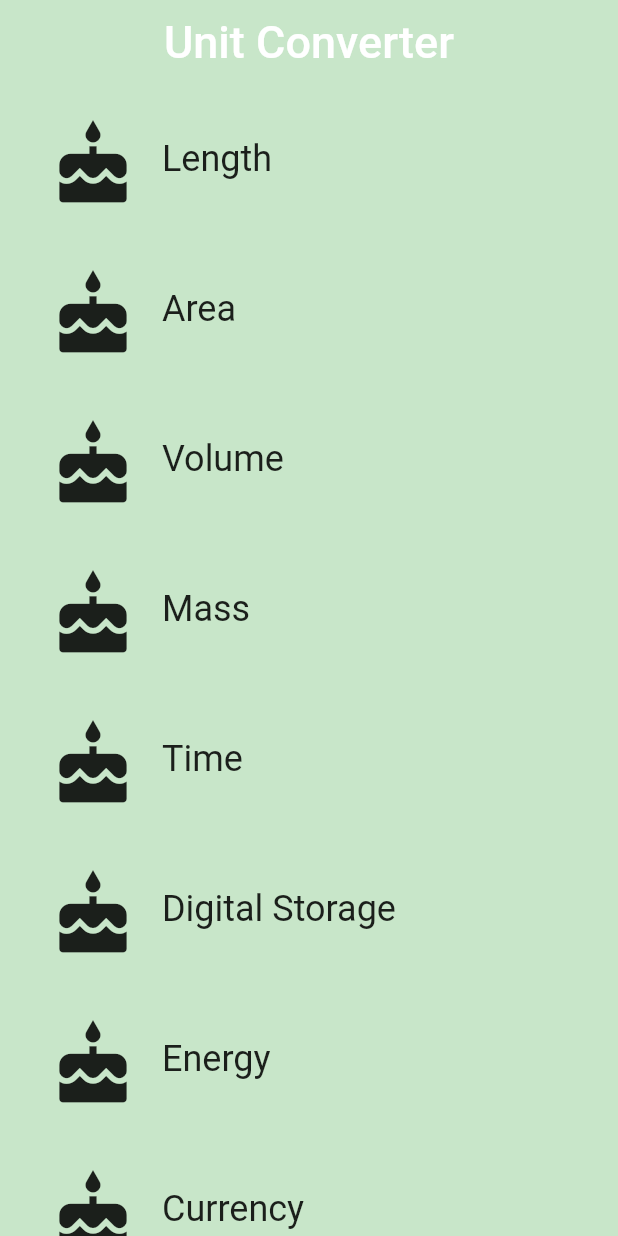
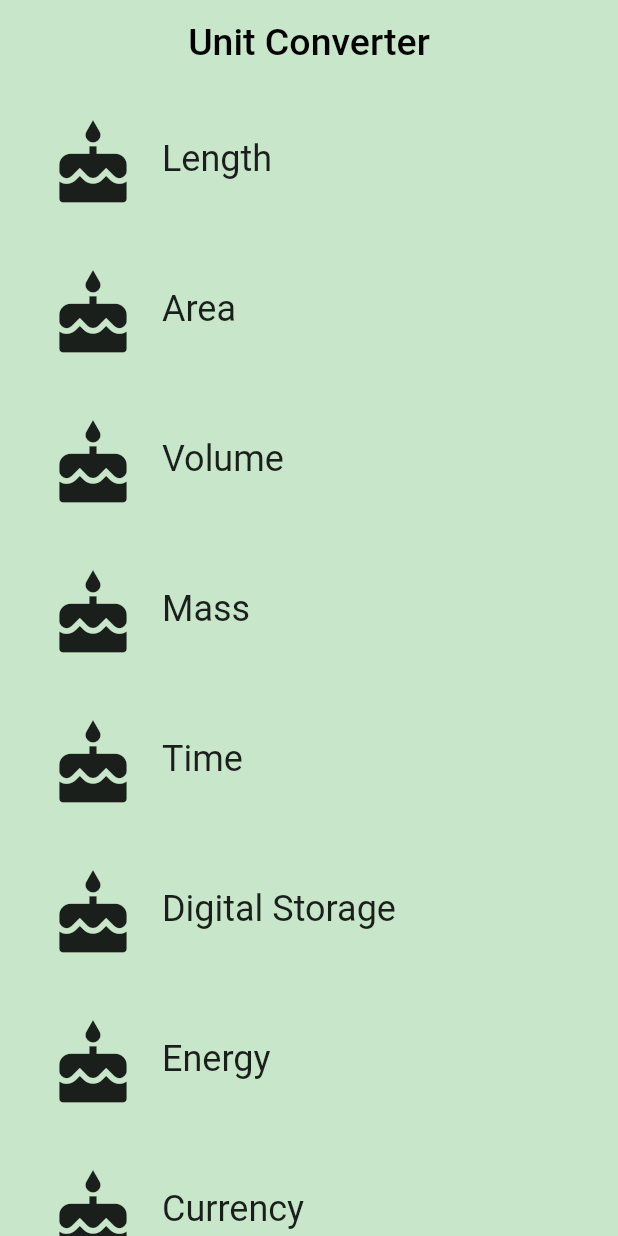
Before and after one commit to mrmitew/Unit-Converter, a Flutter app: the screen it shows after launch, on a phone screen of 412 x 824 dp. Run offline on Flutter 3.47's test engine with Material 2 defaults, Android fonts, the phone set to English and light mode, and no system bars.

Commit message:
[mod] text style

```diff
--- a/lib/category_route.dart
+++ b/lib/category_route.dart
@@ -90,7 +90,7 @@ class _CategoryRouteState extends State<CategoryRoute> {
       centerTitle: true,
       title: Text(
         "Unit Converter",
-        style: TextStyle(fontSize: 30.0),
+        style: TextStyle(fontSize: 25.0, color: Colors.black),
       ),
       elevation: 0.0,
     );
```
